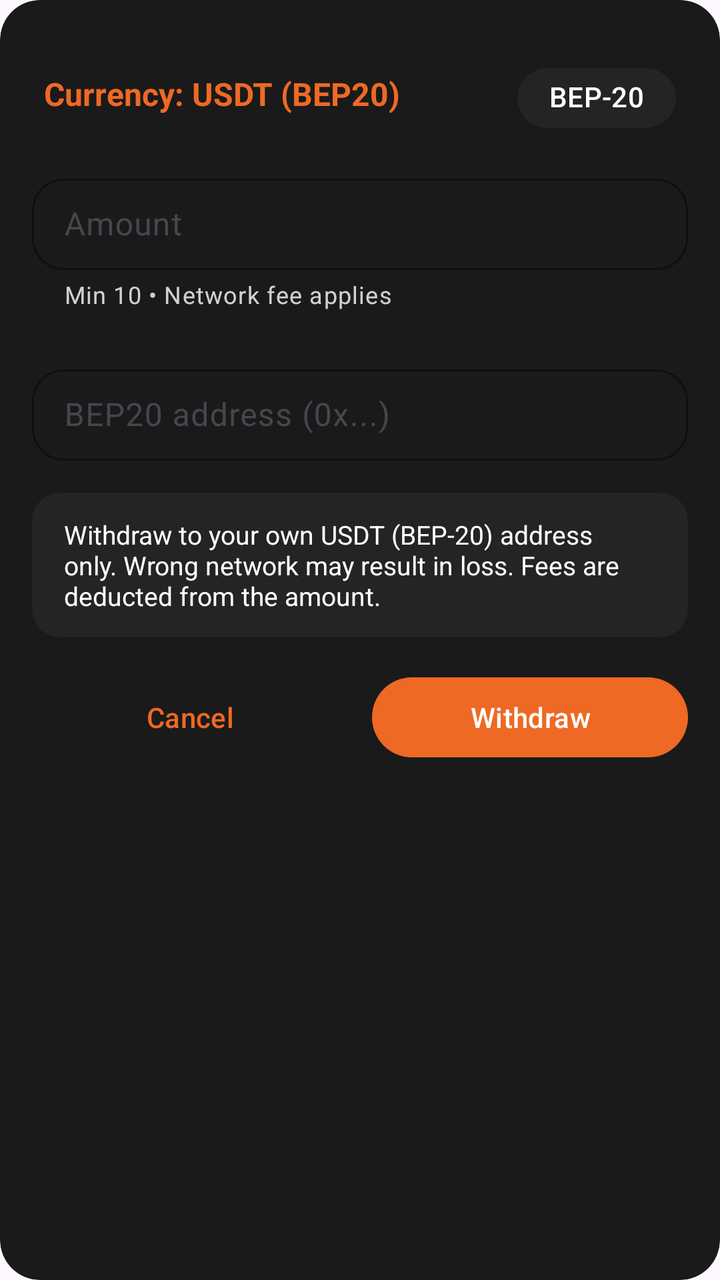
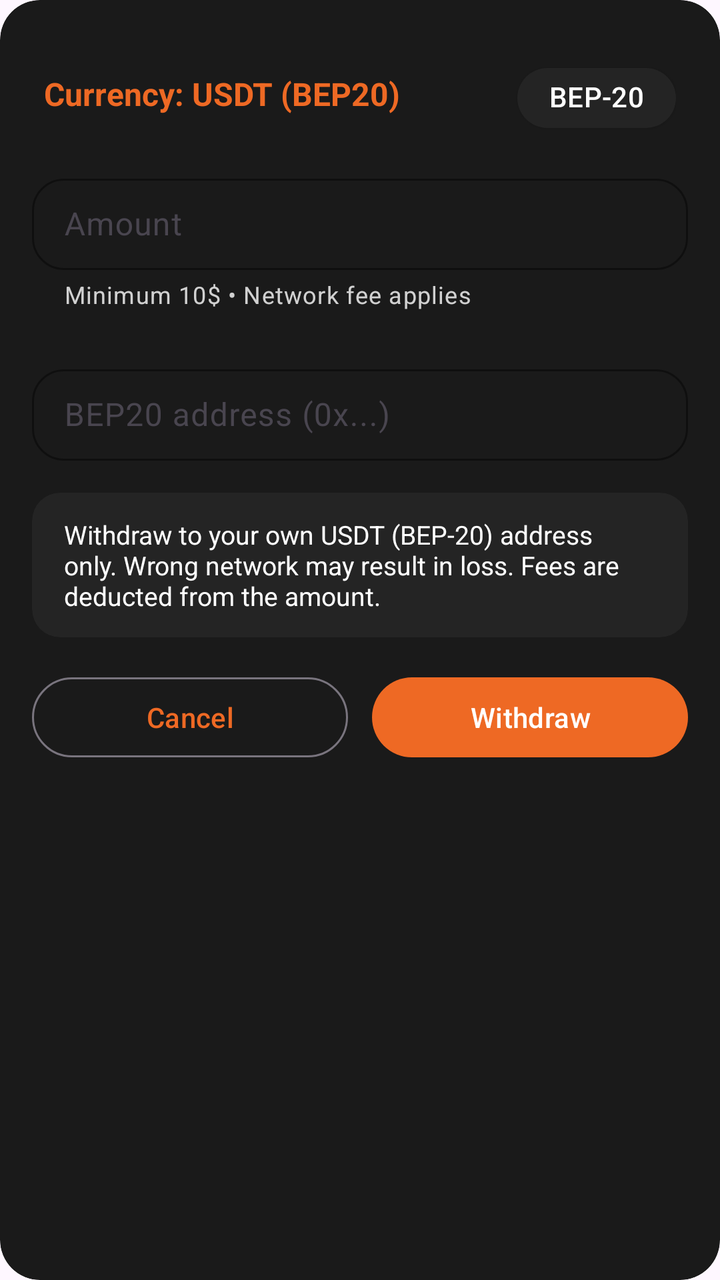

Two renders of the same Android screen: before a commit and after it. Below are the layout's source before the change and the commit's diff.
<!-- AndroidManifest.xml: application theme Theme.Bitbloom -->
<!-- res/layout/dialog_withdraw_input.xml -->
<?xml version="1.0" encoding="utf-8"?>
<com.google.android.material.card.MaterialCardView xmlns:android="http://schemas.android.com/apk/res/android"
    xmlns:app="http://schemas.android.com/apk/res-auto"
    android:id="@+id/root"
    android:layout_width="match_parent"
    android:layout_height="wrap_content"
    app:cardBackgroundColor="@color/main_card_color"
    app:cardCornerRadius="20dp"
    app:strokeColor="@android:color/transparent">

    <LinearLayout
        android:layout_width="match_parent"
        android:layout_height="wrap_content"
        android:orientation="vertical"
        android:paddingHorizontal="16dp"
        android:paddingVertical="26dp">

        
        <LinearLayout
            android:layout_width="match_parent"
            android:layout_height="wrap_content"
            android:gravity="center_vertical"
            android:orientation="horizontal"
            android:paddingHorizontal="6dp">

            <TextView
                android:id="@+id/tvCurrency"
                android:layout_width="0dp"
                android:layout_height="wrap_content"
                android:layout_weight="1"
                android:paddingTop="2dp"
                android:paddingBottom="6dp"
                android:text="@string/dialog_deposit_input_currency_usdt_bep20"
                android:textColor="@color/orange"
                android:textSize="16sp"
                android:textStyle="bold" />

            <com.google.android.material.chip.Chip
                android:id="@+id/chipNetwork"
                style="@style/Widget.Material3.Chip.Assist.Elevated"
                android:layout_width="wrap_content"
                android:layout_height="46dp"
                android:checkable="false"
                android:text="BEP-20"
                android:textAllCaps="false"
                android:textColor="@android:color/white"
                app:chipBackgroundColor="#242424"
                app:chipCornerRadius="23dp"
                app:chipIconVisible="false"
                app:chipStrokeWidth="0dp" />
        </LinearLayout>

        
        <com.google.android.material.textfield.TextInputLayout
            android:id="@+id/tilWithdrawAmount"
            style="@style/Widget.Material3.TextInputLayout.OutlinedBox.Dense"
            android:layout_width="match_parent"
            android:layout_height="wrap_content"
            android:layout_marginVertical="12dp"
            android:hint="@string/dialog_deposit_input_amount"
            app:boxBackgroundMode="outline"
            app:boxCornerRadiusBottomEnd="16dp"
            app:boxCornerRadiusBottomStart="16dp"
            app:boxCornerRadiusTopEnd="16dp"
            app:boxCornerRadiusTopStart="16dp"
            app:boxStrokeColor="@color/orange"
            app:boxStrokeWidth="1dp"
            app:boxStrokeWidthFocused="2dp"
            app:endIconMode="clear_text"
            app:helperText="Min 10 • Network fee applies"
            app:helperTextTextColor="@color/mxg_white_80"
            app:hintTextColor="@color/mxg_white_80"
            app:prefixTextColor="@android:color/white">

            <com.google.android.material.textfield.TextInputEditText
                android:id="@+id/etWithdrawAmount"
                android:layout_width="match_parent"
                android:layout_height="wrap_content"
                android:contentDescription="@string/enter_deposit_amount_in_usdt"
                android:imeOptions="actionNext"
                android:inputType="numberDecimal"
                android:maxLength="12"
                android:paddingVertical="12dp"
                android:textColor="@android:color/white"
                android:textColorHint="@color/mxg_white_80" />
        </com.google.android.material.textfield.TextInputLayout>

        
        <com.google.android.material.textfield.TextInputLayout
            android:id="@+id/tilAddress"
            style="@style/Widget.Material3.TextInputLayout.OutlinedBox.Dense"
            android:layout_width="match_parent"
            android:layout_height="wrap_content"
            android:layout_marginTop="12dp"
            android:hint="@string/dialog_withdraw_input_bep20_address_0x"
            app:boxBackgroundMode="outline"
            app:boxCornerRadiusBottomEnd="16dp"
            app:boxCornerRadiusBottomStart="16dp"
            app:boxCornerRadiusTopEnd="16dp"
            app:boxCornerRadiusTopStart="16dp"
            app:boxStrokeColor="@color/orange"
            app:boxStrokeWidth="1dp"
            app:boxStrokeWidthFocused="2dp"
            app:endIconMode="clear_text"
            app:hintTextColor="@color/mxg_white_80">

            <com.google.android.material.textfield.TextInputEditText
                android:id="@+id/etAddress"
                android:layout_width="match_parent"
                android:layout_height="wrap_content"
                android:imeOptions="actionDone"
                android:inputType="textNoSuggestions"
                android:paddingVertical="12dp"
                android:textColor="@android:color/white"
                android:textColorHint="@color/mxg_white_80" />
        </com.google.android.material.textfield.TextInputLayout>

        
        <com.google.android.material.card.MaterialCardView
            android:id="@+id/infoBanner"
            android:layout_width="match_parent"
            android:layout_height="wrap_content"
            android:layout_marginTop="16dp"
            app:cardBackgroundColor="#242424"
            app:cardCornerRadius="14dp"
            app:cardElevation="0dp"
            app:strokeColor="@android:color/transparent">

            <LinearLayout
                android:layout_width="match_parent"
                android:layout_height="wrap_content"
                android:orientation="horizontal"
                android:padding="12dp">

                <TextView
                    android:id="@+id/tvTip"
                    android:layout_width="0dp"
                    android:layout_height="wrap_content"
                    android:layout_marginHorizontal="4dp"
                    android:layout_weight="1"
                    android:text="Withdraw to your own USDT (BEP-20) address only. Wrong network may result in loss. Fees are deducted from the amount."
                    android:textColor="@android:color/white"
                    android:textSize="13sp" />
            </LinearLayout>
        </com.google.android.material.card.MaterialCardView>

        
        <LinearLayout
            android:layout_width="match_parent"
            android:layout_height="wrap_content"
            android:layout_marginTop="16dp"
            android:orientation="horizontal"
            android:weightSum="2">

            <com.google.android.material.button.MaterialButton
                android:id="@+id/btnCancel"
                style="@style/Widget.Material3.Button.OutlinedButton"
                android:layout_width="0dp"
                android:layout_height="48dp"
                android:layout_weight="1"
                android:text="@string/dialog_deposit_input_cancel"
                android:textAllCaps="false"
                android:textColor="@color/orange"
                app:backgroundTint="@android:color/transparent"
                app:strokeColor="@android:color/transparent" />

            <Space
                android:layout_width="12dp"
                android:layout_height="48dp" />

            <com.google.android.material.button.MaterialButton
                android:id="@+id/btnWithdraw"
                style="@style/Widget.Material3.Button"
                android:layout_width="0dp"
                android:layout_height="48dp"
                android:layout_weight="1"
                android:text="@string/dialog_withdraw_input_withdraw"
                android:textAllCaps="false"
                android:textColor="@android:color/white"
                app:backgroundTint="@color/orange" />
        </LinearLayout>

    </LinearLayout>
</com.google.android.material.card.MaterialCardView>
<!-- resources referenced by this layout -->
<resources>
  <color name="main_card_color">#1A1A1A</color>
  <color name="mxg_white_80">#CCFFFFFF</color>
  <color name="orange">#EE6924</color>
  <string name="dialog_deposit_input_amount">Amount</string>
  <string name="dialog_deposit_input_cancel">Cancel</string>
  <string name="dialog_deposit_input_currency_usdt_bep20">Currency: USDT (BEP20)</string>
  <string name="dialog_withdraw_input_bep20_address_0x">BEP20 address (0x...)</string>
  <string name="dialog_withdraw_input_withdraw">Withdraw</string>
  <string name="enter_deposit_amount_in_usdt">Enter deposit amount in USDT</string>
  <style name="Theme.Bitbloom" parent="Base.Theme.Bitbloom">
          
          <item name="editTextStyle">@style/Widget.MXG.EditText.WhiteCursor</item>
          <item name="android:editTextStyle">@style/Widget.MXG.EditText.WhiteCursor</item>
  
          
          <item name="android:textCursorDrawable">@drawable/cursor_white</item>
      </style>
  <style name="Base.Theme.Bitbloom" parent="Theme.Material3.DayNight.NoActionBar">
          <item name="android:statusBarColor">@color/mxg_black</item>
          <item name="colorPrimary">@color/mxg_white</item>
          <item name="android:navigationBarColor">@color/mxg_black</item>
          <item name="android:datePickerDialogTheme">@style/BitbloomDatePickerTheme</item>
      </style>
  <style name="Widget.MXG.EditText.WhiteCursor" parent="Widget.AppCompat.EditText">
          <item name="android:textCursorDrawable">@drawable/cursor_white</item>
      </style>
  <!-- drawable cursor_white (drawable) -->
  <?xml version="1.0" encoding="utf-8"?>
  <shape xmlns:android="http://schemas.android.com/apk/res/android">
      <size android:width="2dp"/>
      <solid android:color="@android:color/white"/>
      <corners android:radius="1dp"/>
  </shape>
  <color name="mxg_black">#000000</color>
  <color name="mxg_white">#FFFFFF</color>
  <style name="BitbloomDatePickerTheme" parent="ThemeOverlay.MaterialComponents.MaterialAlertDialog">
          <item name="colorAccent">@color/status_bar_color</item> 
          <item name="android:headerBackground">@color/light_status_bar_color
          </item> 
          <item name="android:colorControlHighlight">@color/status_bar_color
          </item> 
          <item name="android:colorControlActivated">@color/status_bar_color
          </item> 
          <item name="android:textColorPrimaryInverse">@color/white</item> 
          <item name="android:textColor">@color/status_bar_color</item> 
          <item name="android:textColorPrimary">?attr/colorOnBackground</item> 
      </style>
  <color name="status_bar_color">#EE6924</color>
  <color name="light_status_bar_color">#EE6924</color>
  <color name="white">#FFFFFFFF</color>
</resources>

<!-- the commit's change to res/layout/dialog_withdraw_input.xml (unified diff, before → after) -->
@@ -6,6 +6,7 @@
     android:layout_height="wrap_content"
     app:cardBackgroundColor="@color/main_card_color"
     app:cardCornerRadius="20dp"
+
     app:strokeColor="@android:color/transparent">
 
     <LinearLayout
@@ -67,7 +68,7 @@
             app:boxStrokeWidth="1dp"
             app:boxStrokeWidthFocused="2dp"
             app:endIconMode="clear_text"
-            app:helperText="Min 10 • Network fee applies"
+            app:helperText="Minimum 10$ • Network fee applies"
             app:helperTextTextColor="@color/mxg_white_80"
             app:hintTextColor="@color/mxg_white_80"
             app:prefixTextColor="@android:color/white">
@@ -162,7 +163,7 @@
                 android:textAllCaps="false"
                 android:textColor="@color/orange"
                 app:backgroundTint="@android:color/transparent"
-                app:strokeColor="@android:color/transparent" />
+               />
 
             <Space
                 android:layout_width="12dp"
